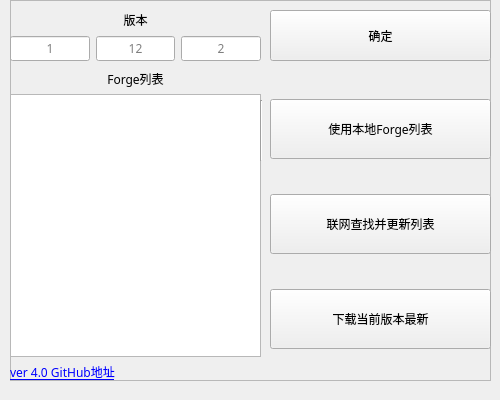
Qt form mgf_qt_ui/ui_xml/mgf_main.ui (Trisuborn/MinecraftGetForge) before a commit.
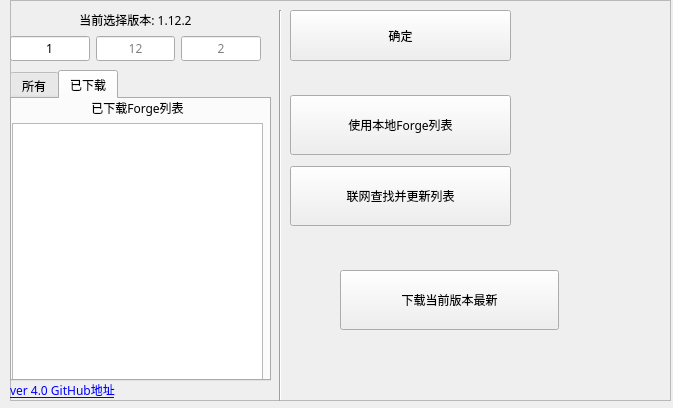
The same form after that commit. The open tabs and pages were chosen to show the change.

What changed in the file:
```diff
--- a/mgf_qt_ui/ui_xml/mgf_main.ui
+++ b/mgf_qt_ui/ui_xml/mgf_main.ui
@@ -9,8 +9,8 @@
    <rect>
     <x>0</x>
     <y>0</y>
-    <width>500</width>
-    <height>400</height>
+    <width>673</width>
+    <height>408</height>
    </rect>
   </property>
   <property name="sizePolicy">
@@ -27,8 +27,8 @@
   </property>
   <property name="maximumSize">
    <size>
-    <width>500</width>
-    <height>400</height>
+    <width>800</width>
+    <height>600</height>
    </size>
   </property>
   <property name="font">
@@ -53,8 +53,8 @@
      <rect>
       <x>10</x>
       <y>0</y>
-      <width>481</width>
-      <height>381</height>
+      <width>661</width>
+      <height>401</height>
      </rect>
     </property>
     <property name="frameShape">
@@ -63,67 +63,6 @@
     <property name="frameShadow">
      <enum>QFrame::Raised</enum>
     </property>
-    <widget class="QWidget" name="verticalLayoutWidget">
-     <property name="geometry">
-      <rect>
-       <x>0</x>
-       <y>70</y>
-       <width>251</width>
-       <height>311</height>
-      </rect>
-     </property>
-     <layout class="QGridLayout" name="gridLayout">
-      <property name="sizeConstraint">
-       <enum>QLayout::SetMinimumSize</enum>
-      </property>
-      <item row="0" column="0">
-       <widget class="QLabel" name="label_out">
-        <property name="enabled">
-         <bool>true</bool>
-        </property>
-        <property name="text">
-         <string>Forge列表</string>
-        </property>
-        <property name="alignment">
-         <set>Qt::AlignCenter</set>
-        </property>
-       </widget>
-      </item>
-      <item row="2" column="0">
-       <widget class="QLabel" name="label_github">
-        <property name="text">
-         <string>&lt;html&gt;&lt;head/&gt;&lt;body&gt;&lt;p&gt;&lt;a href=&quot;https://github.com/Trisuborn/MinecraftGetForge&quot;&gt;&lt;span style=&quot; text-decoration: underline; color:#0000ff;&quot;&gt;ver 4.0 GitHub地址&lt;/span&gt;&lt;/a&gt;&lt;/p&gt;&lt;/body&gt;&lt;/html&gt;</string>
-        </property>
-        <property name="openExternalLinks">
-         <bool>true</bool>
-        </property>
-       </widget>
-      </item>
-      <item row="1" column="0">
-       <widget class="QTextBrowser" name="textBrowser_forgeList">
-        <property name="enabled">
-         <bool>true</bool>
-        </property>
-        <property name="tabChangesFocus">
-         <bool>true</bool>
-        </property>
-        <property name="undoRedoEnabled">
-         <bool>true</bool>
-        </property>
-        <property name="html">
-         <string>&lt;!DOCTYPE HTML PUBLIC &quot;-//W3C//DTD HTML 4.0//EN&quot; &quot;http://www.w3.org/TR/REC-html40/strict.dtd&quot;&gt;
-&lt;html&gt;&lt;head&gt;&lt;meta name=&quot;qrichtext&quot; content=&quot;1&quot; /&gt;&lt;style type=&quot;text/css&quot;&gt;
-p, li { white-space: pre-wrap; }
-&lt;/style&gt;&lt;/head&gt;&lt;body style=&quot; font-family:'微软雅黑'; font-size:9pt; font-weight:400; font-style:normal;&quot;&gt;
-&lt;p style=&quot;-qt-paragraph-type:empty; margin-top:0px; margin-bottom:0px; margin-left:0px; margin-right:0px; -qt-block-indent:0; text-indent:0px;&quot;&gt;&lt;br /&gt;&lt;/p&gt;&lt;/body&gt;&lt;/html&gt;</string>
-        </property>
-        <property name="openExternalLinks">
-         <bool>true</bool>
-        </property>
-       </widget>
-      </item>
-     </layout>
-    </widget>
     <widget class="QWidget" name="horizontalLayoutWidget_2">
      <property name="geometry">
       <rect>
@@ -150,7 +89,7 @@
       <item row="0" column="0" colspan="3">
        <widget class="QLabel" name="label_ver">
         <property name="text">
-         <string>版本</string>
+         <string>当前选择版本: 1.12.2</string>
         </property>
         <property name="alignment">
          <set>Qt::AlignCenter</set>
@@ -172,6 +111,15 @@
       </item>
       <item row="1" column="0">
        <widget class="QLineEdit" name="lineEdit_ver1">
+        <property name="acceptDrops">
+         <bool>false</bool>
+        </property>
+        <property name="inputMask">
+         <string>0</string>
+        </property>
+        <property name="text">
+         <string>1</string>
+        </property>
         <property name="maxLength">
          <number>3</number>
         </property>
@@ -188,10 +136,10 @@
     <widget class="QWidget" name="verticalLayoutWidget_2">
      <property name="geometry">
       <rect>
-       <x>260</x>
-       <y>70</y>
+       <x>280</x>
+       <y>90</y>
        <width>221</width>
-       <height>311</height>
+       <height>141</height>
       </rect>
      </property>
      <layout class="QVBoxLayout" name="verticalLayout">
@@ -221,25 +169,12 @@
         </property>
        </widget>
       </item>
-      <item>
-       <widget class="QPushButton" name="btn_download">
-        <property name="minimumSize">
-         <size>
-          <width>0</width>
-          <height>60</height>
-         </size>
-        </property>
-        <property name="text">
-         <string>下载当前版本最新</string>
-        </property>
-       </widget>
-      </item>
      </layout>
     </widget>
     <widget class="QPushButton" name="btn_sure">
      <property name="geometry">
       <rect>
-       <x>260</x>
+       <x>280</x>
        <y>10</y>
        <width>221</width>
        <height>51</height>
@@ -283,6 +218,194 @@
       <enum>Qt::Vertical</enum>
      </property>
     </widget>
+    <widget class="QTabWidget" name="tabWidget">
+     <property name="geometry">
+      <rect>
+       <x>0</x>
+       <y>70</y>
+       <width>261</width>
+       <height>311</height>
+      </rect>
+     </property>
+     <property name="currentIndex">
+      <number>0</number>
+     </property>
+     <widget class="QWidget" name="tab">
+      <attribute name="title">
+       <string>所有</string>
+      </attribute>
+      <widget class="QWidget" name="verticalLayoutWidget">
+       <property name="geometry">
+        <rect>
+         <x>0</x>
+         <y>0</y>
+         <width>251</width>
+         <height>281</height>
+        </rect>
+       </property>
+       <layout class="QGridLayout" name="gridLayout">
+        <property name="sizeConstraint">
+         <enum>QLayout::SetMinimumSize</enum>
+        </property>
+        <item row="0" column="0">
+         <widget class="QLabel" name="label_out">
+          <property name="enabled">
+           <bool>true</bool>
+          </property>
+          <property name="text">
+           <string>所有Forge列表</string>
+          </property>
+          <property name="alignment">
+           <set>Qt::AlignCenter</set>
+          </property>
+         </widget>
+        </item>
+        <item row="1" column="0">
+         <widget class="QTextBrowser" name="textBrowser_forgeList">
+          <property name="enabled">
+           <bool>true</bool>
+          </property>
+          <property name="tabChangesFocus">
+           <bool>true</bool>
+          </property>
+          <property name="undoRedoEnabled">
+           <bool>true</bool>
+          </property>
+          <property name="html">
+           <string>&lt;!DOCTYPE HTML PUBLIC &quot;-//W3C//DTD HTML 4.0//EN&quot; &quot;http://www.w3.org/TR/REC-html40/strict.dtd&quot;&gt;
+&lt;html&gt;&lt;head&gt;&lt;meta name=&quot;qrichtext&quot; content=&quot;1&quot; /&gt;&lt;style type=&quot;text/css&quot;&gt;
+p, li { white-space: pre-wrap; }
+&lt;/style&gt;&lt;/head&gt;&lt;body style=&quot; font-family:'微软雅黑'; font-size:9pt; font-weight:400; font-style:normal;&quot;&gt;
+&lt;p style=&quot;-qt-paragraph-type:empty; margin-top:0px; margin-bottom:0px; margin-left:0px; margin-right:0px; -qt-block-indent:0; text-indent:0px;&quot;&gt;&lt;br /&gt;&lt;/p&gt;&lt;/body&gt;&lt;/html&gt;</string>
+          </property>
+          <property name="openExternalLinks">
+           <bool>true</bool>
+          </property>
+         </widget>
+        </item>
+       </layout>
+      </widget>
+     </widget>
+     <widget class="QWidget" name="tab_2">
+      <attribute name="title">
+       <string>已下载</string>
+      </attribute>
+      <widget class="QWidget" name="verticalLayoutWidget_4">
+       <property name="geometry">
+        <rect>
+         <x>0</x>
+         <y>0</y>
+         <width>251</width>
+         <height>281</height>
+        </rect>
+       </property>
+       <layout class="QGridLayout" name="gridLayout_2">
+        <property name="sizeConstraint">
+         <enum>QLayout::SetMinimumSize</enum>
+        </property>
+        <item row="0" column="0">
+         <widget class="QLabel" name="label_out_2">
+          <property name="enabled">
+           <bool>true</bool>
+          </property>
+          <property name="text">
+           <string>已下载Forge列表</string>
+          </property>
+          <property name="alignment">
+           <set>Qt::AlignCenter</set>
+          </property>
+         </widget>
+        </item>
+        <item row="1" column="0">
+         <widget class="QTextBrowser" name="textBrowser_forgeList_2">
+          <property name="enabled">
+           <bool>true</bool>
+          </property>
+          <property name="tabChangesFocus">
+           <bool>true</bool>
+          </property>
+          <property name="undoRedoEnabled">
+           <bool>true</bool>
+          </property>
+          <property name="html">
+           <string>&lt;!DOCTYPE HTML PUBLIC &quot;-//W3C//DTD HTML 4.0//EN&quot; &quot;http://www.w3.org/TR/REC-html40/strict.dtd&quot;&gt;
+&lt;html&gt;&lt;head&gt;&lt;meta name=&quot;qrichtext&quot; content=&quot;1&quot; /&gt;&lt;style type=&quot;text/css&quot;&gt;
+p, li { white-space: pre-wrap; }
+&lt;/style&gt;&lt;/head&gt;&lt;body style=&quot; font-family:'微软雅黑'; font-size:9pt; font-weight:400; font-style:normal;&quot;&gt;
+&lt;p style=&quot;-qt-paragraph-type:empty; margin-top:0px; margin-bottom:0px; margin-left:0px; margin-right:0px; -qt-block-indent:0; text-indent:0px;&quot;&gt;&lt;br /&gt;&lt;/p&gt;&lt;/body&gt;&lt;/html&gt;</string>
+          </property>
+          <property name="openExternalLinks">
+           <bool>true</bool>
+          </property>
+         </widget>
+        </item>
+       </layout>
+      </widget>
+     </widget>
+    </widget>
+    <widget class="QWidget" name="verticalLayoutWidget_3">
+     <property name="geometry">
+      <rect>
+       <x>0</x>
+       <y>380</y>
+       <width>261</width>
+       <height>21</height>
+      </rect>
+     </property>
+     <layout class="QVBoxLayout" name="verticalLayout_2">
+      <property name="spacing">
+       <number>1</number>
+      </property>
+      <item>
+       <widget class="QLabel" name="label_github">
+        <property name="sizePolicy">
+         <sizepolicy hsizetype="Expanding" vsizetype="Expanding">
+          <horstretch>0</horstretch>
+          <verstretch>0</verstretch>
+         </sizepolicy>
+        </property>
+        <property name="text">
+         <string>&lt;html&gt;&lt;head/&gt;&lt;body&gt;&lt;p&gt;&lt;a href=&quot;https://github.com/Trisuborn/MinecraftGetForge&quot;&gt;&lt;span style=&quot; text-decoration: underline; color:#0000ff;&quot;&gt;ver 4.0 GitHub地址&lt;/span&gt;&lt;/a&gt;&lt;/p&gt;&lt;/body&gt;&lt;/html&gt;</string>
+        </property>
+        <property name="openExternalLinks">
+         <bool>true</bool>
+        </property>
+       </widget>
+      </item>
+     </layout>
+    </widget>
+    <widget class="QPushButton" name="btn_download">
+     <property name="geometry">
+      <rect>
+       <x>330</x>
+       <y>270</y>
+       <width>219</width>
+       <height>60</height>
+      </rect>
+     </property>
+     <property name="minimumSize">
+      <size>
+       <width>0</width>
+       <height>60</height>
+      </size>
+     </property>
+     <property name="text">
+      <string>下载当前版本最新</string>
+     </property>
+    </widget>
+    <widget class="Line" name="line_2">
+     <property name="geometry">
+      <rect>
+       <x>260</x>
+       <y>10</y>
+       <width>20</width>
+       <height>391</height>
+      </rect>
+     </property>
+     <property name="orientation">
+      <enum>Qt::Vertical</enum>
+     </property>
+    </widget>
    </widget>
   </widget>
  </widget>
```
Left out of the diff: 18 changed lines with no effect on the pictures.
